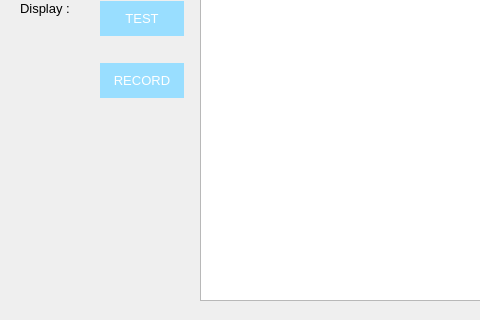
Before: the Qt Designer form MCR-app/ad_manage_user.ui in maria-gedye/QTapp, drawn with Qt 5; both pictures show x 0 to 480 and y 100 to 420 of the 761 by 420 pixel window.
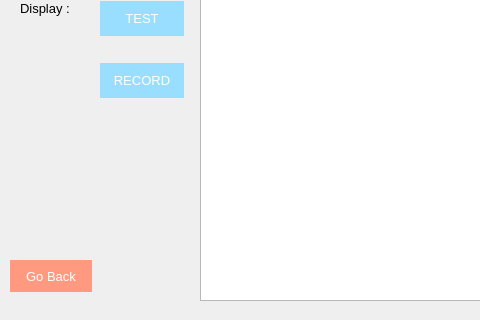
After: the same form once the commit is applied.

The edit to the form file:
```diff
--- a/MCR-app/ad_manage_user.ui
+++ b/MCR-app/ad_manage_user.ui
@@ -59,6 +59,31 @@
     </rect>
    </property>
   </widget>
+  <widget class="QPushButton" name="pushButton_goback">
+   <property name="geometry">
+    <rect>
+     <x>10</x>
+     <y>350</y>
+     <width>82</width>
+     <height>52</height>
+    </rect>
+   </property>
+   <property name="font">
+    <font>
+     <pointsize>10</pointsize>
+    </font>
+   </property>
+   <property name="styleSheet">
+    <string notr="true">background-color:rgb(255, 154, 128);
+color: rgb(255, 255, 255);
+border: none;
+padding: 10,10,10,10;
+margin: 10, 10, 10, 10;</string>
+   </property>
+   <property name="text">
+    <string>Go Back</string>
+   </property>
+  </widget>
   <widget class="QWidget" name="">
    <property name="geometry">
     <rect>
```
